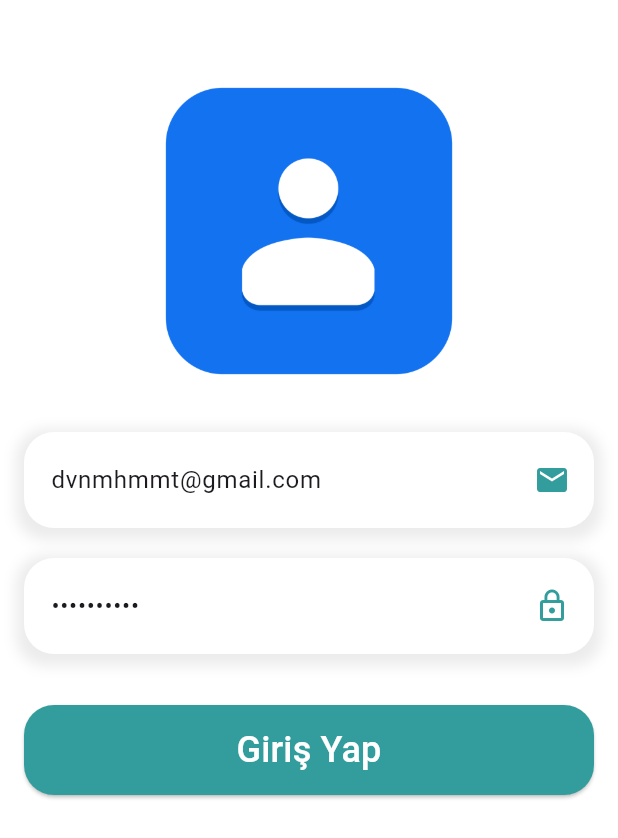
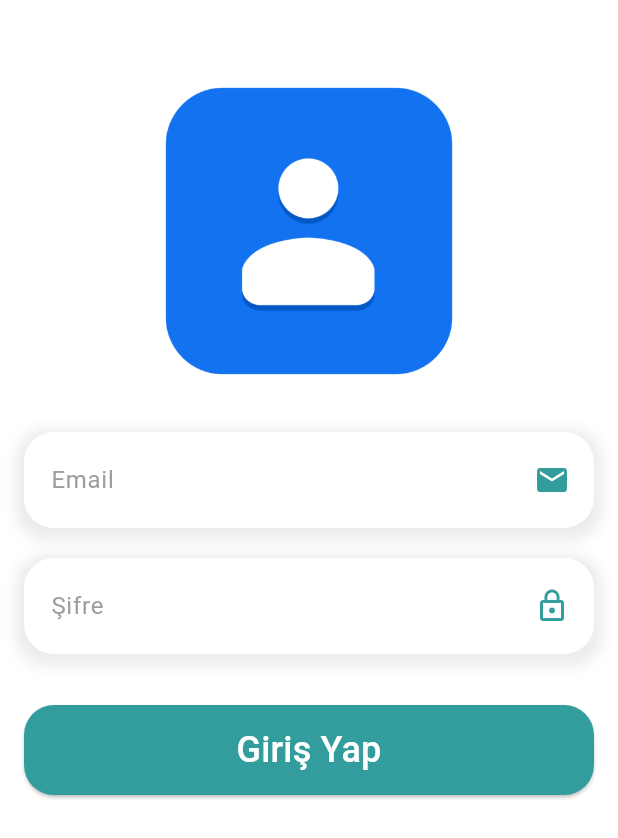
Before and after one commit to Dvn13/AregonContactsApp, a Flutter app: the screen it shows after launch, on a phone screen of 412 x 824 dp. Shown: the top 838 px of the screen. Run offline on Flutter 3.47's test engine with Material 2 defaults, Android fonts, the phone set to English and light mode, and no system bars; our stand-ins replace email_validator, flutter_bloc, fluttertoast, image_picker, shared_preferences, sqflite; missing offline and left inert: vexana; accounts and stored records are empty.

Commit message:
login_view Düzenlendi

```diff
--- a/lib/Pages/login/view/login_view.dart
+++ b/lib/Pages/login/view/login_view.dart
@@ -55,8 +55,6 @@ class LoginView extends StatelessWidget {
   }
 
   Scaffold buildScaffold(BuildContext context, LoginState state) {
-    emailController.text = "dvnmhmmt@gmail.com";
-    passwordController.text = "29_10_1346";
     return Scaffold(
       backgroundColor: ConstColor.background,
       body: SingleChildScrollView(
```
